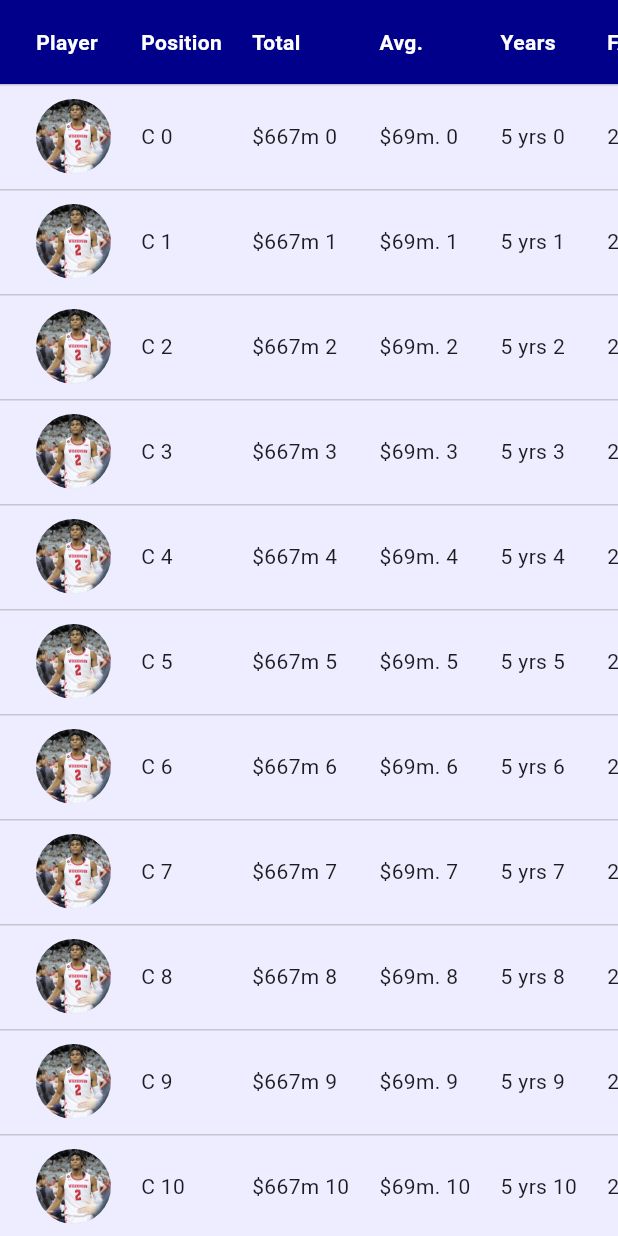
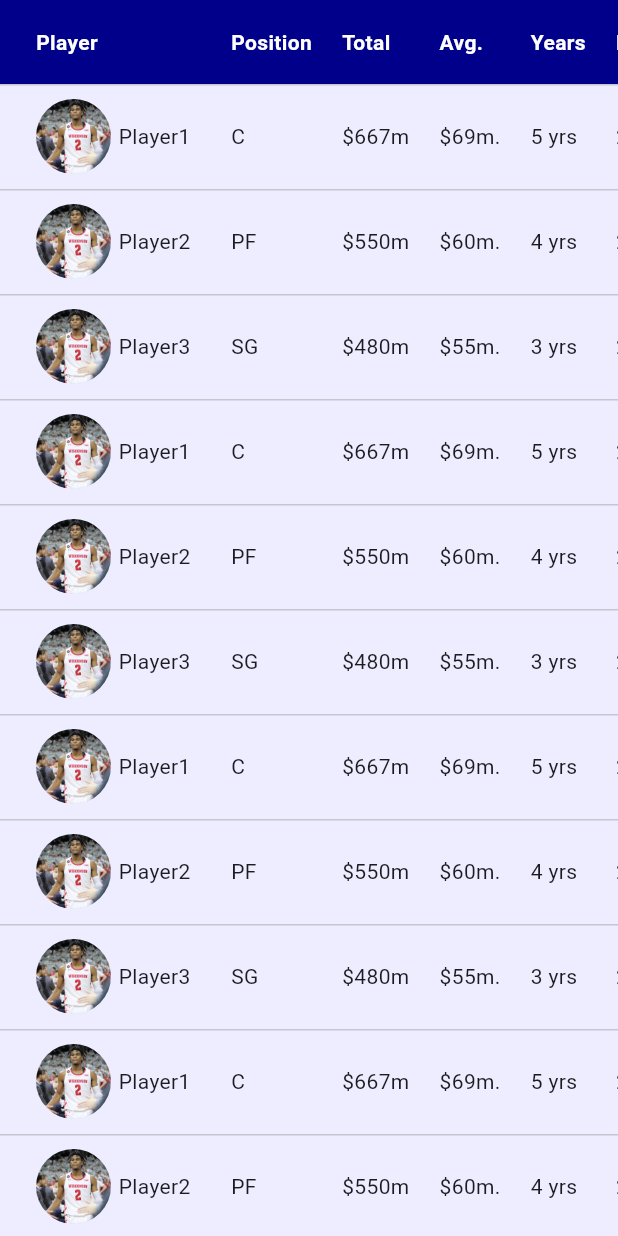
Before and after one commit to Progziel/NBA_TradeMachine, a Flutter app: the PlayerTable widget shown alone on an empty page, opened directly, on a phone screen of 412 x 824 dp. Run offline on Flutter 3.47's test engine with Material 3 defaults, Android fonts, the phone set to English and light mode, and no system bars; our stand-ins replace carousel_slider, get, material_symbols_icons; missing offline and left inert: social_embed_webview; network calls fail.

Commit message:
My work is done

```diff
--- a/lib/models/player_model.dart
+++ b/lib/models/player_model.dart
@@ -1,11 +1,20 @@
-class PlayerModel{
+class PlayerModel {
   String? name;
   String? profileImage;
   String? type;
-  double ? age;
+  double? age;
   String? backgroundImage;
   String? college;
   double? weight;
+  //
+  String? position;
+  String? total;
+  String? avg;
+  String? years;
+  String? fa;
+  String? signedUsing;
+  String? per;
+  String? exp;
   PlayerModel({
     this.name,
     this.profileImage,
@@ -14,5 +23,14 @@ class PlayerModel{
     this.backgroundImage,
     this.college,
     this.weight,
+    //
+    this.position,
+    this.total,
+    this.avg,
+    this.years,
+    this.fa,
+    this.signedUsing,
+    this.per,
+    this.exp,
   });
 }
--- a/lib/view/nba_contract/nba_contract.dart
+++ b/lib/view/nba_contract/nba_contract.dart
@@ -3,9 +3,9 @@ import 'package:get/get.dart';
 import 'package:material_symbols_icons/material_symbols_icons.dart';
 import 'package:nbatrade/helper/constants/colors.dart';
 import 'package:nbatrade/helper/constants/custom_text.dart';
+import 'package:nbatrade/models/player_model.dart';
 
 import '../approval/approval.dart';
-
 
 class NbaContractScreen extends StatelessWidget {
   const NbaContractScreen({super.key});
@@ -14,7 +14,13 @@ class NbaContractScreen extends StatelessWidget {
   Widget build(BuildContext context) {
     return Scaffold(
       backgroundColor: Colors.white,
-      appBar: PreferredSize(
+      body: CustomScrollView(
+        slivers: [
+          SliverAppBar(
+            automaticallyImplyLeading: false,
+            expandedHeight: Get.height * 0.19,
+            flexibleSpace: FlexibleSpaceBar(
+              background: PreferredSize(
                 preferredSize: Size.fromHeight(Get.height * 0.28),
                 child: CustomAppBar2(
                   title: 'NBA Contracts',
@@ -23,12 +29,16 @@ class NbaContractScreen extends StatelessWidget {
                     Get.back();
                     // Handle back button tap
                   },
-            sufixWidget: CircleAvatar()),
+                  sufixWidget: const CircleAvatar(),
                 ),
-      body: const SingleChildScrollView(
+              ),
+            ),
+          ),
+          const SliverToBoxAdapter(
+            child: SingleChildScrollView(
               child: Column(
                 children: [
-            SizedBox(height: 50),
+                  SizedBox(height: 30),
                   Row(
                     children: [
                       Spacer(),
@@ -57,6 +67,9 @@ class NbaContractScreen extends StatelessWidget {
                 ],
               ),
             ),
+          )
+        ],
+      ),
     );
   }
 }
@@ -66,11 +79,164 @@ class PlayerTable extends StatelessWidget {
 
   @override
   Widget build(BuildContext context) {
+    // this is dummy user data Start
+    List<PlayerModel> players = [
+      PlayerModel(
+        name: 'Player1',
+        position: 'C',
+        total: '\$667m',
+        avg: '\$69m.',
+        years: '5 yrs',
+        fa: '2023',
+        signedUsing: 'Bird',
+        per: '31.2',
+        exp: '8',
+        age: 33,
+      ),
+      PlayerModel(
+        name: 'Player2',
+        position: 'PF',
+        total: '\$550m',
+        avg: '\$60m.',
+        years: '4 yrs',
+        fa: '2024',
+        signedUsing: 'Cap Space',
+        per: '28.5',
+        exp: '7',
+        age: 25,
+      ),
+      // Add more players
+      PlayerModel(
+        name: 'Player3',
+        position: 'SG',
+        total: '\$480m',
+        avg: '\$55m.',
+        years: '3 yrs',
+        fa: '2025',
+        signedUsing: 'Mid-Level Exception',
+        per: '25.0',
+        exp: '6',
+        age: 24,
+      ),
+      PlayerModel(
+        name: 'Player1',
+        position: 'C',
+        total: '\$667m',
+        avg: '\$69m.',
+        years: '5 yrs',
+        fa: '2023',
+        signedUsing: 'Bird',
+        per: '31.2',
+        exp: '8',
+        age: 23,
+      ),
+      PlayerModel(
+        name: 'Player2',
+        position: 'PF',
+        total: '\$550m',
+        avg: '\$60m.',
+        years: '4 yrs',
+        fa: '2024',
+        signedUsing: 'Cap Space',
+        per: '28.5',
+        exp: '7',
+        age: 23,
+      ),
+      // Add more players
+      PlayerModel(
+        name: 'Player3',
+        position: 'SG',
+        total: '\$480m',
+        avg: '\$55m.',
+        years: '3 yrs',
+        fa: '2025',
+        signedUsing: 'Mid-Level Exception',
+        per: '25.0',
+        exp: '6',
+        age: 23,
+      ),
+      PlayerModel(
+        name: 'Player1',
+        position: 'C',
+        total: '\$667m',
+        avg: '\$69m.',
+        years: '5 yrs',
+        fa: '2023',
+        signedUsing: 'Bird',
+        per: '31.2',
+        exp: '8',
+        age: 25,
+      ),
+      PlayerModel(
+        name: 'Player2',
+        position: 'PF',
+        total: '\$550m',
+        avg: '\$60m.',
+        years: '4 yrs',
+        fa: '2024',
+        signedUsing: 'Cap Space',
+        per: '28.5',
+        exp: '7',
+        age: 25,
+      ),
+      // Add more players
+      PlayerModel(
+        name: 'Player3',
+        position: 'SG',
+        total: '\$480m',
+        avg: '\$55m.',
+        years: '3 yrs',
+        fa: '2025',
+        signedUsing: 'Mid-Level Exception',
+        per: '25.0',
+        exp: '6',
+        age: 25,
+      ),
+      PlayerModel(
+        name: 'Player1',
+        position: 'C',
+        total: '\$667m',
+        avg: '\$69m.',
+        years: '5 yrs',
+        fa: '2023',
+        signedUsing: 'Bird',
+        per: '31.2',
+        exp: '8',
+        age: 28,
+      ),
+      PlayerModel(
+        name: 'Player2',
+        position: 'PF',
+        total: '\$550m',
+        avg: '\$60m.',
+        years: '4 yrs',
+        fa: '2024',
+        signedUsing: 'Cap Space',
+        per: '28.5',
+        exp: '7',
+        age: 25,
+      ),
+      // Add more players
+      PlayerModel(
+        name: 'Player3',
+        position: 'SG',
+        total: '\$480m',
+        avg: '\$55m.',
+        years: '3 yrs',
+        fa: '2025',
+        signedUsing: 'Mid-Level Exception',
+        per: '25.0',
+        exp: '6',
+        age: 25,
+      ), // Add more players as needed
+    ];
+    // Close dummy user data
     return SingleChildScrollView(
       scrollDirection: Axis.horizontal,
       child: DataTable(
         headingTextStyle:
             const TextStyle(fontWeight: FontWeight.bold, color: Colors.white),
+        // ignore: deprecated_member_use
         dataRowHeight: 70,
         dataRowColor: MaterialStateColor.resolveWith(
             (states) => ColorAssets.primaryBackground),
@@ -78,131 +244,63 @@ class PlayerTable extends StatelessWidget {
         headingRowColor:
             MaterialStateColor.resolveWith((states) => ColorAssets.primary),
         columns: [
-          DataColumn(label: SizedBox(child: Text('Player'))),
-          DataColumn(label: SizedBox(child: Text('Position'))),
-          DataColumn(label: SizedBox(child: Text('Total'))),
-          DataColumn(label: SizedBox(child: Text('Avg.'))),
-          DataColumn(label: SizedBox(child: Text('Years'))),
-          DataColumn(label: SizedBox(child: Text('FA'))),
-          DataColumn(label: SizedBox(child: Text('Signed Using'))),
+          const DataColumn(label: SizedBox(width: 100, child: Text('Player'))),
+          const DataColumn(label: SizedBox(child: Text('Position'))),
+          const DataColumn(label: SizedBox(child: Text('Total'))),
+          const DataColumn(label: SizedBox(child: Text('Avg.'))),
+          const DataColumn(label: SizedBox(child: Text('Years'))),
+          const DataColumn(label: SizedBox(child: Text('FA'))),
+          const DataColumn(label: SizedBox(child: Text('Signed Using'))),
           DataColumn(
-            label: SizedBox(
+            label: const SizedBox(
                 child: Text('PER', style: TextStyle(color: Colors.white))),
             onSort: (columnIndex, ascending) {
               // Handle sorting logic for PER column
             },
           ),
           DataColumn(
-            label: SizedBox(
+            label: const SizedBox(
                 child: Text('EXP', style: TextStyle(color: Colors.white))),
             onSort: (columnIndex, ascending) {
               // Handle sorting logic for EXP column
             },
           ),
           DataColumn(
-            label: SizedBox(
+            label: const SizedBox(
                 child: Text('AGE', style: TextStyle(color: Colors.white))),
             onSort: (columnIndex, ascending) {
               // Handle sorting logic for AGE column
             },
           ),
         ],
-        rows: List.generate(
-          30,
-          (index) => DataRow(
-            cells: [
-              const DataCell(
-                SizedBox(
-                  width: 50,
+        rows: players.map((player) {
+          return DataRow(cells: [
+            DataCell(SizedBox(
+              width: 110,
               height: 50,
-                  child: CircleAvatar(
+              child: Row(
+                children: [
+                  const CircleAvatar(
                     radius: 25.0,
                     backgroundImage: AssetImage('assets/images/a.jpg'),
                   ),
-                ),
-              ),
-              DataCell(SizedBox(child: Text('C $index'))),
-              DataCell(SizedBox(child: Text('\$667m $index'))),
-              DataCell(SizedBox(child: Text('\$69m. $index'))),
-              DataCell(SizedBox(child: Text('5 yrs $index'))),
-              DataCell(SizedBox(child: Text('2023 $index'))),
-              DataCell(SizedBox(child: Text('Bird $index'))),
-              DataCell(SizedBox(child: Text('31.2 $index'))),
-              DataCell(SizedBox(child: Text('8 $index'))),
-              DataCell(SizedBox(child: Text('28 $index'))),
+                  const SizedBox(width: 5),
+                  Text(player.name ?? "")
                 ],
               ),
-        ),
+            )),
+            DataCell(SizedBox(child: Text(player.position ?? ""))),
+            DataCell(SizedBox(child: Text(player.total ?? ""))),
+            DataCell(SizedBox(child: Text(player.avg ?? ""))),
+            DataCell(SizedBox(child: Text(player.years ?? ""))),
+            DataCell(SizedBox(child: Text(player.fa ?? ""))),
+            DataCell(SizedBox(child: Text(player.signedUsing ?? ""))),
+            DataCell(SizedBox(child: Text(player.per ?? ""))),
+            DataCell(SizedBox(child: Text(player.exp ?? ""))),
+            DataCell(SizedBox(child: Text(player.age.toString()))),
+          ]);
+        }).toList(),
       ),
     );
   }
 }
-
-//   app bar
-
-// class CustomAppBar2 extends StatelessWidget {
-//   final void Function()? prefixIconOnTap;
-//   final void Function()? sufixWidgetOnTap;
-//   final IconData? prefixIcon;
-//   final Widget? sufixWidget;
-//   final String title;
-//
-//   const CustomAppBar2({
-//     Key? key,
-//     this.prefixIcon,
-//     required this.title,
-//     this.prefixIconOnTap,
-//     this.sufixWidget,
-//     this.sufixWidgetOnTap,
-//   }) : super(key: key);
-//
-//   @override
-//   Widget build(BuildContext context) {
-//     return Container(
-//       height: Get.height * 0.2,
-//       decoration: const BoxDecoration(
-//         color: ColorAssets.primary,
-//         borderRadius: BorderRadius.only(
-//           bottomLeft: Radius.circular(30.0),
-//           bottomRight: Radius.circular(30.0),
-//         ),
-//       ),
-//       child: Column(
-//         mainAxisAlignment: MainAxisAlignment.center,
-//         mainAxisSize: MainAxisSize.min,
-//         children: [
-//           Padding(
-//             padding: const EdgeInsets.only(left: 12.0, right: 12.0),
-//             child: Row(
-//               mainAxisAlignment: MainAxisAlignment.spaceBetween,
-//               children: [
-//                 InkWell(
-//                   onTap: prefixIconOnTap,
-//                   child: Icon(
-//                     prefixIcon,
-//                     color: ColorAssets.white,
-//                   ),
-//                 ),
-//                 const Spacer(),
-//                 if (sufixWidget != null)
-//                   InkWell(onTap: sufixWidgetOnTap, child: sufixWidget!),
-//                 if (sufixWidget == null) const SizedBox()
-//               ],
-//             ),
-//           ),
-//           const SizedBox(
-//             height: 20,
-//           ),
-//           Padding(
-//             padding: const EdgeInsets.only(left: 40.0, right: 40),
-//             child: CustomTextWidget(
-//                 text: title,
-//                 textColor: ColorAssets.white,
-//                 fontWeight: FontWeight.w500,
-//                 fontSize: 20),
-//           ),
-//         ],
-//       ),
-//     );
-//   }
-// }
```
Also changed, not shown: lib/helper/constants/custom_appbar.dart (+15 -9 lines), lib/helper/constants/custom_textfield.dart (+4 -10 lines), lib/models/PlayersContractData.dart (added, +25 -0 lines), lib/models/TwitterpostModel.dart (added, +9 -0 lines), lib/view/Home Dashboard/home_dashboard.dart (+20 -13 lines), lib/view/Home Dashboard/my_feeds/home_tabs.dart (+8 -9 lines), lib/view/approval/approval.dart (+54 -11 lines), lib/view/news/news.dart (+91 -50 lines). Lines whose indentation alone changed are shown as unchanged.
